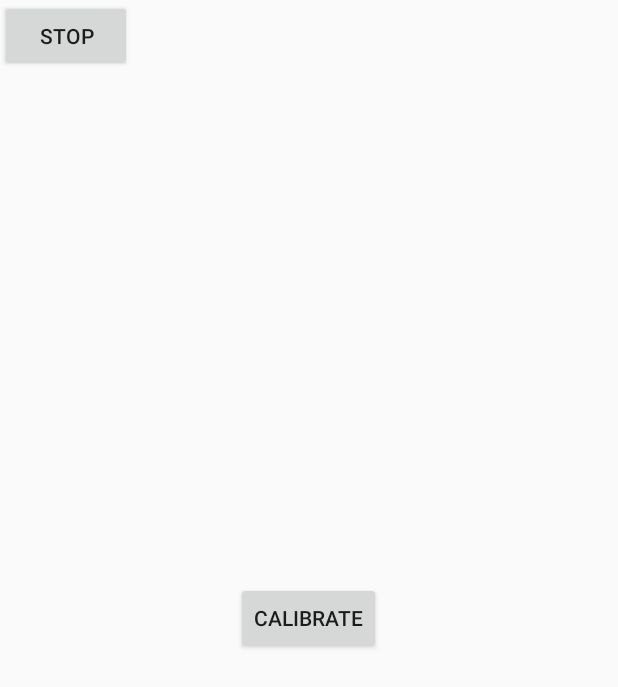
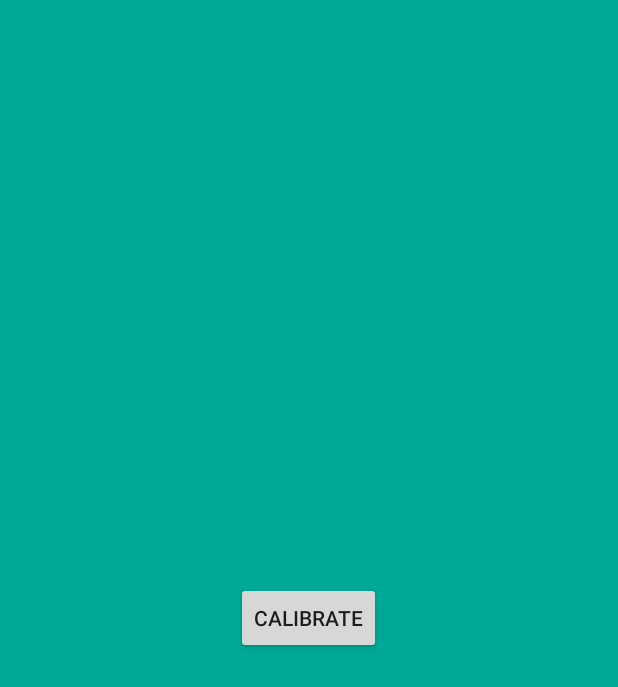
Before and after one commit to Dheeraj1998/accelMetric, an Android app: the layout activity_main.xml on its own in the app's theme, with its tools: preview values and no code run, on a phone screen of 412 x 824 dp. Shown: the top 687 px of the screen. Run offline under Robolectric (Android 15) with nearby library versions, the phone set to English and light mode, and no system bars.

Commit message:
Updated UI a bit.

```diff
--- a/Arcs19/app/build.gradle
+++ b/Arcs19/app/build.gradle
@@ -2,11 +2,11 @@ apply plugin: 'com.android.application'
 apply plugin: 'com.google.gms.google-services'
 
 android {
-    compileSdkVersion 28
+    compileSdkVersion 26
     defaultConfig {
         applicationId "com.example.arcs19"
         minSdkVersion 22
-        targetSdkVersion 28
+        targetSdkVersion 26
         versionCode 1
         versionName "1.0"
         testInstrumentationRunner "android.support.test.runner.AndroidJUnitRunner"
@@ -21,7 +21,7 @@ android {
 
 dependencies {
     implementation fileTree(dir: 'libs', include: ['*.jar'])
-    implementation 'com.android.support:appcompat-v7:28.0.0'
+    implementation 'com.android.support:appcompat-v7:26.1.0'
     implementation 'com.google.firebase:firebase-core:16.0.8'
     implementation 'com.google.firebase:firebase-database:16.1.0'
     implementation 'com.android.support.constraint:constraint-layout:1.1.3'
--- a/Arcs19/app/src/main/AndroidManifest.xml
+++ b/Arcs19/app/src/main/AndroidManifest.xml
@@ -12,7 +12,9 @@
         android:supportsRtl="true"
         android:theme="@style/AppTheme">
         <activity android:name=".MapActivity"></activity>
-        <activity android:name=".MainActivity">
+        <activity
+            android:name=".MainActivity"
+            android:screenOrientation="landscape">
             <intent-filter>
                 <action android:name="android.intent.action.MAIN" />
 
--- a/Arcs19/app/src/main/res/layout/activity_main.xml
+++ b/Arcs19/app/src/main/res/layout/activity_main.xml
@@ -1,23 +1,19 @@
 <?xml version="1.0" encoding="utf-8"?>
 <RelativeLayout xmlns:android="http://schemas.android.com/apk/res/android"
-    xmlns:app="http://schemas.android.com/apk/res-auto"
     xmlns:tools="http://schemas.android.com/tools"
+    android:id="@+id/main_layout"
     android:layout_width="match_parent"
+    android:background="@color/colorBackground"
     android:layout_height="match_parent"
     tools:context=".MainActivity">
 
     <Button
+        android:id="@+id/sensorBtn"
         android:layout_width="wrap_content"
         android:layout_height="wrap_content"
-        android:text="Calibrate"
+        android:text="CALIBRATE"
         android:onClick="calibrateSensor"
         android:layout_centerHorizontal="true"
         android:layout_centerVertical="true"/>
 
-    <Button
-        android:layout_width="wrap_content"
-        android:layout_height="wrap_content"
-        android:text="STOP"
-        android:onClick="stopSensor"/>
-
 </RelativeLayout>
--- a/Arcs19/app/src/main/res/values/colors.xml
+++ b/Arcs19/app/src/main/res/values/colors.xml
@@ -1,6 +1,8 @@
 <?xml version="1.0" encoding="utf-8"?>
 <resources>
-    <color name="colorPrimary">#008577</color>
-    <color name="colorPrimaryDark">#00574B</color>
-    <color name="colorAccent">#D81B60</color>
+    <color name="colorPrimary">#028090</color>
+    <color name="colorPrimaryDark">#05668D</color>
+    <color name="colorAccent">#F0F3BD</color>
+    <color name="colorBackground">#00A896</color>
+    <color name="colorBackground1">#F75C03</color>
 </resources>
--- a/Arcs19/app/src/main/res/values/styles.xml
+++ b/Arcs19/app/src/main/res/values/styles.xml
@@ -1,7 +1,7 @@
 <resources>
 
     <!-- Base application theme. -->
-    <style name="AppTheme" parent="Theme.AppCompat.Light.DarkActionBar">
+    <style name="AppTheme" parent="Theme.AppCompat.Light.NoActionBar">
         <!-- Customize your theme here. -->
         <item name="colorPrimary">@color/colorPrimary</item>
         <item name="colorPrimaryDark">@color/colorPrimaryDark</item>
```
Also changed, not shown: Arcs19/app/src/main/java/com/example/arcs19/MainActivity.java (+17 -4 lines).
